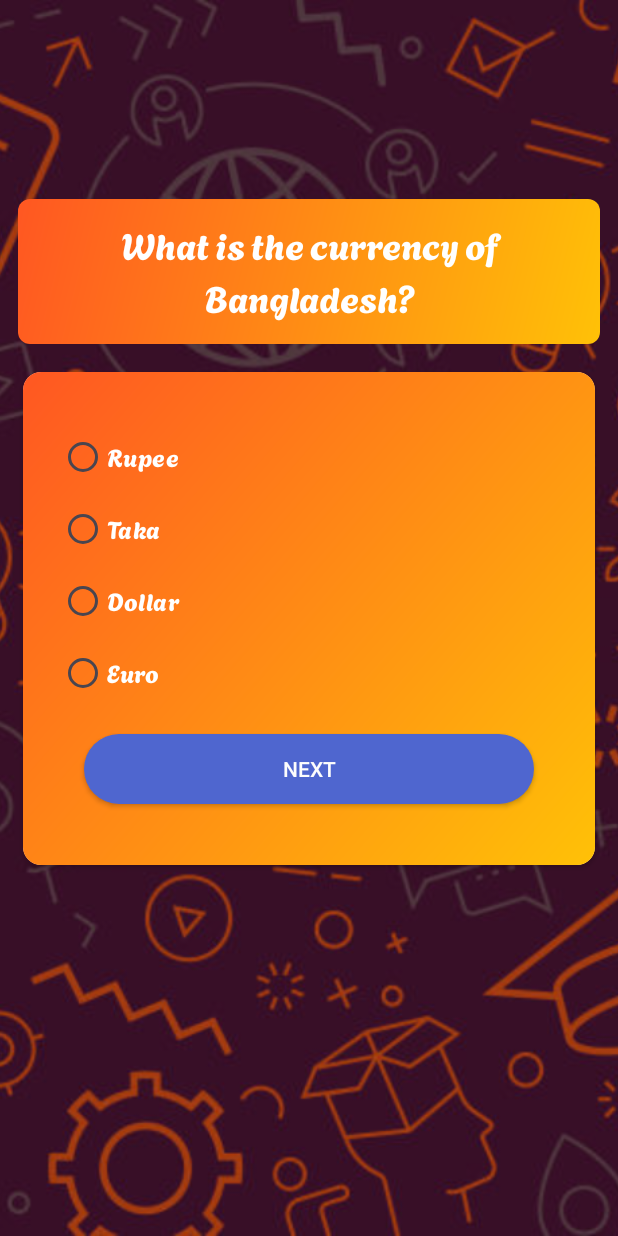
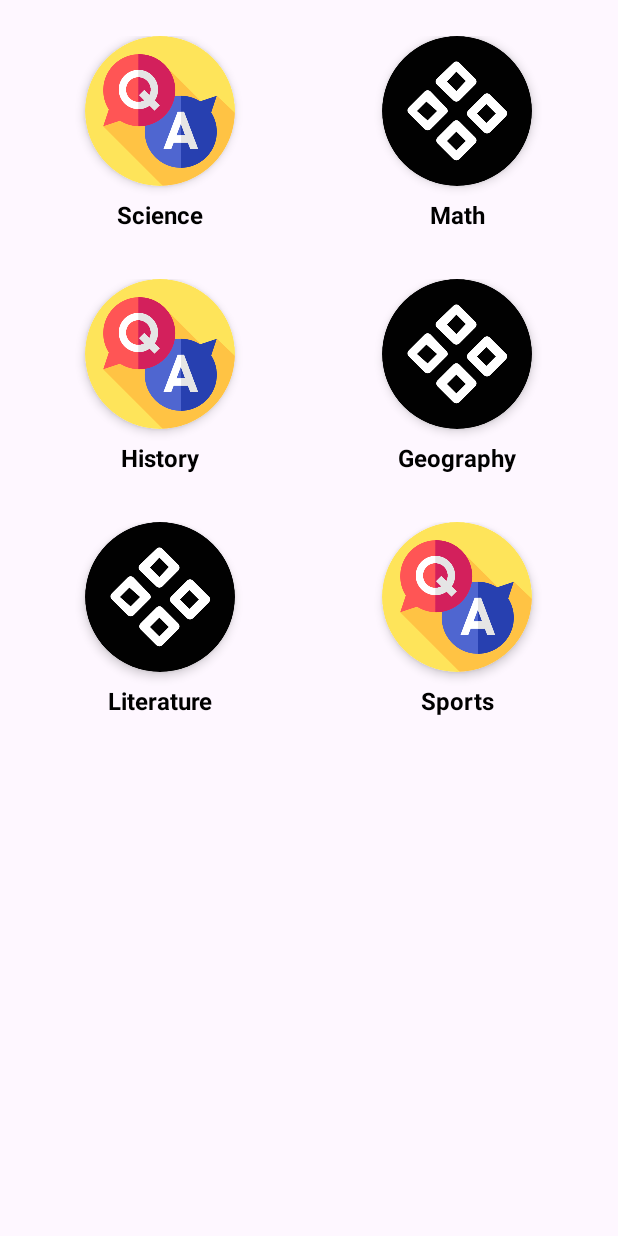
Before and after one commit to Ashraful190/Quiz-App, an Android app: the screen it shows after launch (PlayActivity before the commit, DashboardActivity after it), after a tap on "LET'S PLAY", on a phone screen of 412 x 824 dp. Run offline under Robolectric (Android 15) with nearby library versions, the light colour scheme and no system bars.

Commit message:
Second commit

```diff
--- /dev/null
+++ b/app/src/main/java/com/company/quiz/Category.kt
@@ -0,0 +1,6 @@
+package com.company.quiz
+
+data class Category(
+    val name: String,
+    val imageResId: Int
+)
--- /dev/null
+++ b/app/src/main/java/com/company/quiz/CategoryAdapter.kt
@@ -0,0 +1,35 @@
+package com.company.quiz
+
+import android.content.Context
+import android.view.LayoutInflater
+import android.view.View
+import android.view.ViewGroup
+import android.widget.BaseAdapter
+import android.widget.ImageView
+import android.widget.TextView
+
+class CategoryAdapter(
+    private val context: Context,
+    private val categories: List<Category>
+) : BaseAdapter() {
+
+    override fun getCount(): Int = categories.size
+
+    override fun getItem(position: Int): Any = categories[position]
+
+    override fun getItemId(position: Int): Long = position.toLong()
+
+    override fun getView(position: Int, convertView: View?, parent: ViewGroup?): View {
+        val view = convertView ?: LayoutInflater.from(context)
+            .inflate(R.layout.item_category, parent, false)
+
+        val imageView = view.findViewById<ImageView>(R.id.imageCategory)
+        val textView = view.findViewById<TextView>(R.id.textCategoryName)
+
+        val category = categories[position]
+        imageView.setImageResource(category.imageResId)
+        textView.text = category.name
+
+        return view
+    }
+}
--- /dev/null
+++ b/app/src/main/java/com/company/quiz/DashboardActivity.kt
@@ -0,0 +1,44 @@
+package com.company.quiz
+
+import android.content.Intent
+import android.os.Bundle
+import android.widget.GridView
+import androidx.appcompat.app.AppCompatActivity
+
+class DashboardActivity : AppCompatActivity() {
+
+    override fun onCreate(savedInstanceState: Bundle?) {
+        super.onCreate(savedInstanceState)
+        setContentView(R.layout.activity_dashboard)
+
+        val gridView = findViewById<GridView>(R.id.gridViewCategories)
+
+        val categories = listOf(
+            Category("Science", R.drawable.logo),
+            Category("Math", R.drawable.checked),
+            Category("History", R.drawable.logo),
+            Category("Geography", R.drawable.checked),
+            Category("Literature", R.drawable.checked),
+            Category("Sports", R.drawable.logo)
+        )
+
+        val adapter = CategoryAdapter(this, categories)
+        gridView.adapter = adapter
+
+
+
+
+        gridView.setOnItemClickListener { _, _, position, _ ->
+            val selectedCategory = categories[position].name
+
+            val intent = Intent(this, PlayActivity::class.java)
+            intent.putExtra("category", selectedCategory)
+            startActivity(intent)
+        }
+
+
+
+
+
+    }
+}
--- a/app/src/main/java/com/company/quiz/LocalDataSource.kt
+++ b/app/src/main/java/com/company/quiz/LocalDataSource.kt
@@ -2,96 +2,32 @@ package com.company.quiz
 
 
 object LocalDataSource {
+    val questions = mutableListOf<Quiz>(
+        // -------------------- Science --------------------
+        Quiz("What is the boiling point of water?", listOf("90°C", "100°C", "110°C", "120°C"), 1, "Science"),
+        Quiz("Which planet is known as the Red Planet?", listOf("Earth", "Mars", "Jupiter", "Venus"), 1, "Science"),
+        Quiz("What gas do plants absorb from the atmosphere?", listOf("Oxygen", "Nitrogen", "Carbon Dioxide", "Hydrogen"), 2, "Science"),
+        Quiz("What is the hardest natural substance?", listOf("Iron", "Gold", "Diamond", "Granite"), 2, "Science"),
+        Quiz("What part of the plant conducts photosynthesis?", listOf("Root", "Stem", "Leaf", "Flower"), 2, "Science"),
+        Quiz("Which organ pumps blood in the human body?", listOf("Lungs", "Kidneys", "Brain", "Heart"), 3, "Science"),
+        Quiz("What is the center of an atom called?", listOf("Electron", "Nucleus", "Proton", "Neutron"), 1, "Science"),
+        Quiz("What is H2O?", listOf("Oxygen", "Hydrogen", "Water", "Salt"), 2, "Science"),
+        Quiz("Which gas is most abundant in the Earth’s atmosphere?", listOf("Oxygen", "Carbon Dioxide", "Nitrogen", "Hydrogen"), 2, "Science"),
+        Quiz("What is the national flower of Bangladesh?", listOf("Rose", "Tulip", "Water Lily", "Sunflower"), 2, "Science"),
 
-
-
-    val questions = mutableListOf<Quiz>(
-
-
-        Quiz("What is the currency of Bangladesh?",
-
-            listOf("Rupee", "Taka", "Dollar", "Euro"),
-
-            2
-
-        ),
-
-        Quiz("Which river flows through Dhaka?",
-
-            listOf("Padma", "Jamuna", "Meghna", "Buriganga"),
-
-            4
-
-        ),
-
-        Quiz("What is the national flower of Bangladesh?",
-
-            listOf("Rose", "Tulip", "Water Lily", "Sunflower"),
-
-            3
-
-        ),
-
-        Quiz("Which city is known as the port city of Bangladesh?",
-
-            listOf("Khulna", "Chattogram", "Sylhet", "Rajshahi"),
-
-            2
-
-        ),
-
-        Quiz("What is the name of the longest beach in Bangladesh?",
-
-            listOf("Kuakata", "Cox's Bazar", "St. Martin's", "Patenga"),
-
-            2
-
-        ),
-
-        Quiz("Who is the author of 'Amar Sonar Bangla'?",
-
-            listOf("Kazi Nazrul Islam", "Rabindranath Tagore", "Jasimuddin", "Humayun Ahmed"),
-
-            2
-
-        ),
-
-        Quiz("Which district is famous for mangoes?",
-
-            listOf("Rangpur", "Rajshahi", "Comilla", "Mymensingh"),
-
-            2
-
-        ),
-
-        Quiz("What is the national animal of Bangladesh?",
-
-            listOf("Elephant", "Royal Bengal Tiger", "Leopard", "Deer"),
-
-            2
-
-        ),
-
-        Quiz("Which language is officially spoken in Bangladesh?",
-
-            listOf("Hindi", "Urdu", "Bengali", "English"),
-
-            3
-
-        ),
-
-        Quiz("What is the name of Bangladesh's parliament building?",
-
-            listOf("Shaheed Minar", "Sangsad Bhaban", "Bangabhaban", "Jatiya Bhaban"),
-
-            2
-
-        )
-
+        // -------------------- Math --------------------
+        Quiz("What is 7 + 8?", listOf("15", "14", "13", "16"), 0, "Math"),
+        Quiz("What is 12 × 12?", listOf("124", "144", "132", "142"), 1, "Math"),
+        Quiz("What is the square root of 81?", listOf("7", "8", "9", "10"), 2, "Math"),
+        Quiz("What is 25% of 200?", listOf("40", "45", "50", "55"), 2, "Math"),
+        Quiz("What is the value of Pi (approx)?", listOf("3.12", "3.14", "3.16", "3.18"), 1, "Math"),
+        Quiz("What is 3²?", listOf("6", "8", "9", "12"), 2, "Math"),
+        Quiz("What is 100 divided by 4?", listOf("20", "25", "30", "40"), 1, "Math"),
+        Quiz("What is 10³?", listOf("100", "1000", "10", "10000"), 1, "Math"),
+        Quiz("Solve: 15 - 7 + 2", listOf("10", "8", "9", "11"), 2, "Math"),
+        Quiz("What is the next prime number after 7?", listOf("9", "10", "11", "13"), 2, "Math"),
 
 
 
     )
-
-
 }
--- a/app/src/main/java/com/company/quiz/MainActivity.kt
+++ b/app/src/main/java/com/company/quiz/MainActivity.kt
@@ -19,7 +19,7 @@ class MainActivity : AppCompatActivity() {
 
 
         binding.btnNext.setOnClickListener {
-            startActivity(Intent(this, PlayActivity::class.java))
+            startActivity(Intent(this, DashboardActivity::class.java))
         }
 
 
--- a/app/src/main/java/com/company/quiz/Quiz.kt
+++ b/app/src/main/java/com/company/quiz/Quiz.kt
@@ -3,5 +3,6 @@ package com.company.quiz
 data class Quiz(
     val question: String,
     val options: List<String>,
-    val correctAnswerIndex: Int
+    val correctAnswerIndex: Int,
+    val category: String
 )
--- /dev/null
+++ b/app/src/main/res/layout/activity_dashboard.xml
@@ -0,0 +1,29 @@
+<?xml version="1.0" encoding="utf-8"?>
+<RelativeLayout xmlns:android="http://schemas.android.com/apk/res/android"
+    xmlns:app="http://schemas.android.com/apk/res-auto"
+    xmlns:tools="http://schemas.android.com/tools"
+    android:id="@+id/main"
+    android:layout_width="match_parent"
+    android:layout_height="match_parent"
+    tools:context=".DashboardActivity"
+    android:padding="16dp">
+
+
+
+
+    <GridView
+        android:id="@+id/gridViewCategories"
+        android:layout_width="match_parent"
+        android:layout_height="match_parent"
+        android:numColumns="2"
+        android:verticalSpacing="16dp"
+        android:horizontalSpacing="16dp"
+        android:gravity="center"
+        android:clipToPadding="false"
+        android:stretchMode="columnWidth" />
+
+
+
+
+
+</RelativeLayout>
--- /dev/null
+++ b/app/src/main/res/layout/item_category.xml
@@ -0,0 +1,34 @@
+<?xml version="1.0" encoding="utf-8"?>
+<LinearLayout xmlns:android="http://schemas.android.com/apk/res/android"
+    xmlns:card_view="http://schemas.android.com/apk/res-auto"
+    android:layout_width="match_parent"
+    android:layout_height="wrap_content"
+    android:orientation="vertical"
+    android:gravity="center"
+    android:padding="8dp">
+
+    <androidx.cardview.widget.CardView
+        android:layout_width="100dp"
+        android:layout_height="100dp"
+        android:layout_gravity="center"
+        card_view:cardCornerRadius="50dp"
+        card_view:cardElevation="4dp">
+
+        <ImageView
+            android:id="@+id/imageCategory"
+            android:layout_width="match_parent"
+            android:layout_height="match_parent"
+            android:scaleType="centerCrop" />
+    </androidx.cardview.widget.CardView>
+
+    <TextView
+        android:id="@+id/textCategoryName"
+        android:layout_width="wrap_content"
+        android:layout_height="wrap_content"
+        android:text="Category"
+        android:textStyle="bold"
+        android:textSize="16sp"
+        android:layout_marginTop="8dp"
+        android:textColor="#000" />
+
+</LinearLayout>
```
Also changed, not shown: app/src/main/AndroidManifest.xml (+3 -6 lines), app/src/main/java/com/company/quiz/PlayActivity.kt (+22 -9 lines), app/src/main/java/com/company/quiz/PlayViewModel.kt (+18 -28 lines).
